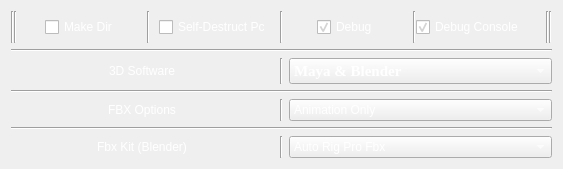
leetdvn/LeeAutoExportFBX, file src/fbxoptions.ui: the form before one commit.
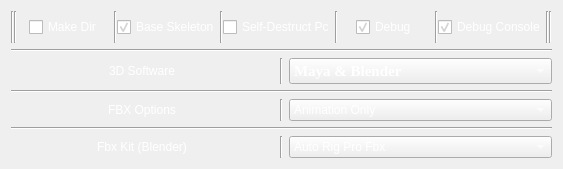
The form after the commit.

Diff of the .ui file:
```diff
--- a/src/fbxoptions.ui
+++ b/src/fbxoptions.ui
@@ -206,6 +206,27 @@
            </property>
           </widget>
          </item>
+         <item>
+          <widget class="Line" name="line_14">
+           <property name="orientation">
+            <enum>Qt::Orientation::Vertical</enum>
+           </property>
+          </widget>
+         </item>
+         <item>
+          <widget class="QCheckBox" name="EBaseSkeleton">
+           <property name="styleSheet">
+            <string notr="true">font: 700 11pt &quot;Times New Roman&quot;;
+color:rgb(255, 255, 255);</string>
+           </property>
+           <property name="text">
+            <string>Base Skeleton</string>
+           </property>
+           <property name="checked">
+            <bool>true</bool>
+           </property>
+          </widget>
+         </item>
          <item>
           <widget class="Line" name="line_8">
            <property name="orientation">
```
